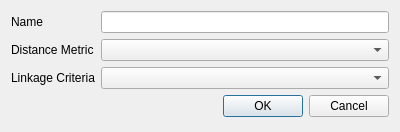
Qt form Vespucci/GUI/Analysis/ahcadialog.ui (VespucciProject/Vespucci) before a commit.
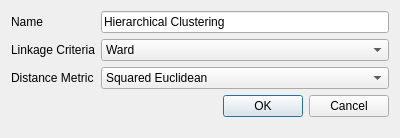
The same form after that commit.

```diff
--- a/Vespucci/GUI/Analysis/ahcadialog.ui
+++ b/Vespucci/GUI/Analysis/ahcadialog.ui
@@ -7,7 +7,7 @@
     <x>0</x>
     <y>0</y>
     <width>400</width>
-    <height>132</height>
+    <height>138</height>
    </rect>
   </property>
   <property name="windowTitle">
@@ -22,28 +22,64 @@
     </widget>
    </item>
    <item row="0" column="1">
-    <widget class="QLineEdit" name="nameLineEdit"/>
+    <widget class="QLineEdit" name="nameLineEdit">
+     <property name="text">
+      <string>Hierarchical Clustering</string>
+     </property>
+    </widget>
    </item>
-   <item row="1" column="0">
+   <item row="2" column="0">
     <widget class="QLabel" name="metricLabel">
      <property name="text">
       <string>Distance Metric</string>
      </property>
     </widget>
    </item>
+   <item row="2" column="1">
+    <widget class="QComboBox" name="metricComboBox">
+     <item>
+      <property name="text">
+       <string>Squared Euclidean</string>
+      </property>
+     </item>
+    </widget>
+   </item>
    <item row="1" column="1">
-    <widget class="QComboBox" name="metricComboBox"/>
+    <widget class="QComboBox" name="linkageComboBox">
+     <item>
+      <property name="text">
+       <string>Ward</string>
+      </property>
+     </item>
+     <item>
+      <property name="text">
+       <string>Single</string>
+      </property>
+     </item>
+     <item>
+      <property name="text">
+       <string>Complete</string>
+      </property>
+     </item>
+     <item>
+      <property name="text">
+       <string>Centroid</string>
+      </property>
+     </item>
+     <item>
+      <property name="text">
+       <string>Average</string>
+      </property>
+     </item>
+    </widget>
    </item>
-   <item row="2" column="0">
+   <item row="1" column="0">
     <widget class="QLabel" name="linkageLabel">
      <property name="text">
       <string>Linkage Criteria</string>
      </property>
     </widget>
    </item>
-   <item row="2" column="1">
-    <widget class="QComboBox" name="linkageComboBox"/>
-   </item>
    <item row="3" column="1">
     <widget class="QDialogButtonBox" name="buttonBox">
      <property name="orientation">
```
Left out of the diff: 2 changed lines with no effect on the pictures.
